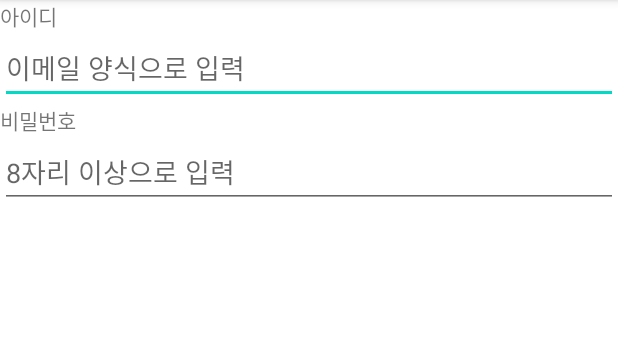
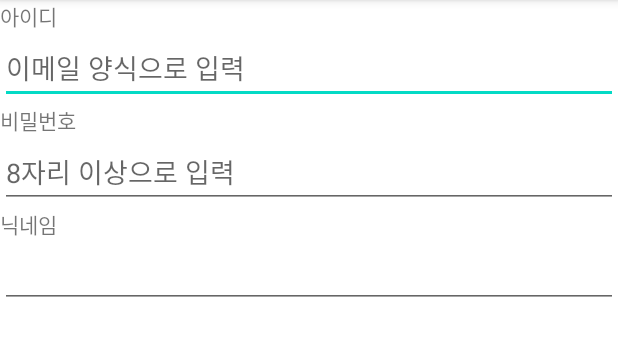
Before and after one commit to sukhyun99/UIPractice_0514, an Android app: the screen it shows after launch (MainActivity), on a phone screen of 412 x 824 dp, the part 84-440 px from its top. Run offline under Robolectric (Android 15) with nearby library versions, the phone set to English and light mode, and no system bars.

Commit message:
singleLine 체험

```diff
--- a/app/src/main/res/layout/activity_main.xml
+++ b/app/src/main/res/layout/activity_main.xml
@@ -29,4 +29,14 @@
         android:hint="8자리 이상으로 입력"
         android:inputType="textPassword"/>
 
+    <TextView
+        android:layout_width="wrap_content"
+        android:layout_height="wrap_content"
+        android:text="닉네임" />
+
+    <EditText
+        android:layout_width="match_parent"
+        android:layout_height="wrap_content"
+        android:singleLine="true"/>
+
 </LinearLayout>
```
